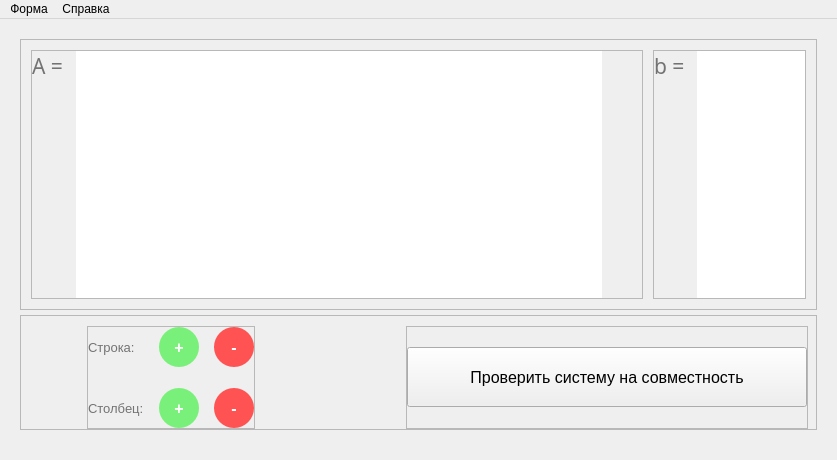
Above: ui/MainWindow.ui from md3sIam/Desicion_making_alt before the change. Below: the same form after it.
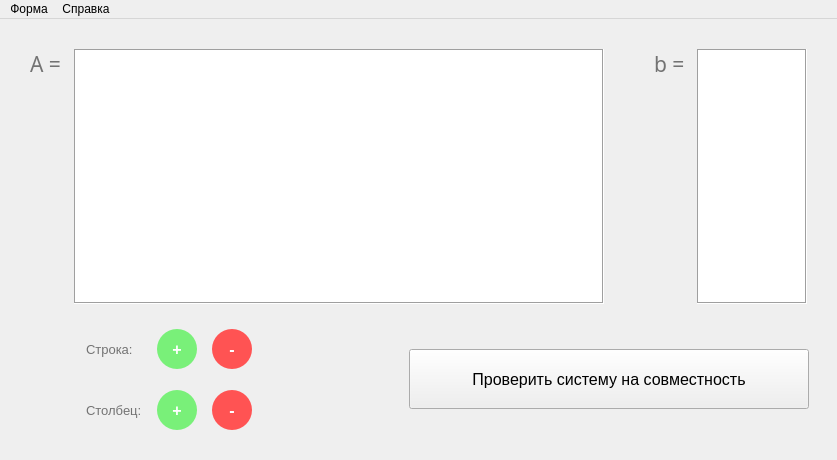
That is the form after the change.

Commit message: ui done, ux left

```diff
--- a/ui/MainWindow.ui
+++ b/ui/MainWindow.ui
@@ -70,7 +70,7 @@
     <item>
      <widget class="QFrame" name="m_matricesFrame">
       <property name="frameShape">
-       <enum>QFrame::StyledPanel</enum>
+       <enum>QFrame::NoFrame</enum>
       </property>
       <property name="frameShadow">
        <enum>QFrame::Raised</enum>
@@ -94,7 +94,7 @@
        <item>
         <widget class="QFrame" name="m_matrixA">
          <property name="frameShape">
-          <enum>QFrame::StyledPanel</enum>
+          <enum>QFrame::NoFrame</enum>
          </property>
          <property name="frameShadow">
           <enum>QFrame::Raised</enum>
@@ -143,7 +143,7 @@
              <set>Qt::ImhDigitsOnly</set>
             </property>
             <property name="frameShape">
-             <enum>QFrame::NoFrame</enum>
+             <enum>QFrame::Box</enum>
             </property>
             <property name="verticalScrollMode">
              <enum>QAbstractItemView::ScrollPerPixel</enum>
@@ -165,7 +165,7 @@
        <item>
         <widget class="QFrame" name="m_matrixB">
          <property name="frameShape">
-          <enum>QFrame::StyledPanel</enum>
+          <enum>QFrame::NoFrame</enum>
          </property>
          <property name="frameShadow">
           <enum>QFrame::Raised</enum>
@@ -209,7 +209,7 @@
              <locale language="English" country="UnitedStates"/>
             </property>
             <property name="frameShape">
-             <enum>QFrame::NoFrame</enum>
+             <enum>QFrame::Box</enum>
             </property>
             <property name="verticalScrollMode">
              <enum>QAbstractItemView::ScrollPerPixel</enum>
@@ -228,7 +228,7 @@
     <item>
      <widget class="QFrame" name="m_buttonsFrame">
       <property name="frameShape">
-       <enum>QFrame::StyledPanel</enum>
+       <enum>QFrame::NoFrame</enum>
       </property>
       <property name="frameShadow">
        <enum>QFrame::Raised</enum>
@@ -251,8 +251,14 @@
        </property>
        <item>
         <widget class="QFrame" name="m_changeEqualitySizeFrame">
+         <property name="sizePolicy">
+          <sizepolicy hsizetype="Fixed" vsizetype="Fixed">
+           <horstretch>0</horstretch>
+           <verstretch>0</verstretch>
+          </sizepolicy>
+         </property>
          <property name="frameShape">
-          <enum>QFrame::StyledPanel</enum>
+          <enum>QFrame::NoFrame</enum>
          </property>
          <property name="frameShadow">
           <enum>QFrame::Raised</enum>
@@ -491,7 +497,7 @@
           <set>Qt::ImhNone</set>
          </property>
          <property name="frameShape">
-          <enum>QFrame::StyledPanel</enum>
+          <enum>QFrame::NoFrame</enum>
          </property>
          <property name="frameShadow">
           <enum>QFrame::Raised</enum>
```
Left out of the diff: 2 changed lines with no effect on the pictures. The commit also changes 3 other files.
